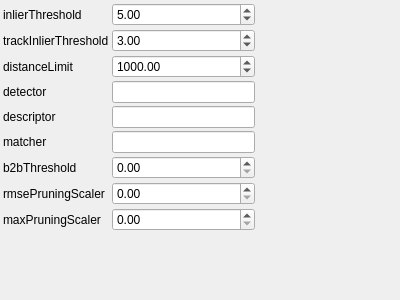
Qt form utils/corestructs/coreWidgets/iterativeReconstructionFeatureSelectionParamsControlWidget.ui (NickPenkrat/corecvs) before a commit.
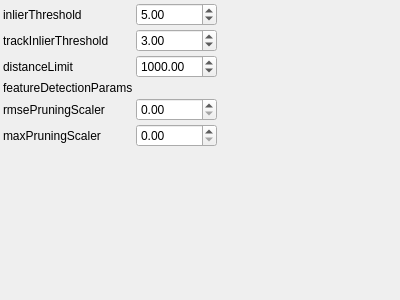
The same form after that commit. Custom widgets are drawn as their Qt base class.

Diff of the .ui file:
```diff
--- a/utils/corestructs/coreWidgets/iterativeReconstructionFeatureSelectionParamsControlWidget.ui
+++ b/utils/corestructs/coreWidgets/iterativeReconstructionFeatureSelectionParamsControlWidget.ui
@@ -101,12 +101,12 @@
     <item row="3" column="0">
      <widget class="QLabel" name="label_3">
        <property name="text">
-         <string>detector</string>
+         <string>featureDetectionParams</string>
        </property>
      </widget>
     </item>
     <item row="3" column="1">
-     <widget class="QLineEdit" name="detectorEdit">
+     <widget class="FeatureDetectionParamsControlWidget" name="featureDetectionParamsControlWidget">
        <property name="toolTip">
          <string>Detector</string>
        </property>
@@ -115,74 +115,32 @@
     <item row="4" column="0">
      <widget class="QLabel" name="label_4">
        <property name="text">
-         <string>descriptor</string>
-       </property>
-     </widget>
-    </item>
-    <item row="4" column="1">
-     <widget class="QLineEdit" name="descriptorEdit">
-       <property name="toolTip">
-         <string>Descriptor</string>
-       </property>
-     </widget>
-    </item>
-    <item row="5" column="0">
-     <widget class="QLabel" name="label_5">
-       <property name="text">
-         <string>matcher</string>
-       </property>
-     </widget>
-    </item>
-    <item row="5" column="1">
-     <widget class="QLineEdit" name="matcherEdit">
-       <property name="toolTip">
-         <string>Matcher</string>
-       </property>
-     </widget>
-    </item>
-    <item row="6" column="0">
-     <widget class="QLabel" name="label_6">
-       <property name="text">
-         <string>b2bThreshold</string>
-       </property>
-     </widget>
-    </item>
-    <item row="6" column="1">
-     <widget class="QDoubleSpinBox" name="b2bThresholdSpinBox">
-       <property name="toolTip">
-         <string>b2b threshold</string>
-       </property>
-     </widget>
-    </item>
-    <item row="7" column="0">
-     <widget class="QLabel" name="label_7">
-       <property name="text">
          <string>rmsePruningScaler</string>
        </property>
      </widget>
     </item>
-    <item row="7" column="1">
+    <item row="4" column="1">
      <widget class="QDoubleSpinBox" name="rmsePruningScalerSpinBox">
        <property name="toolTip">
          <string>RMSE pruning scaler</string>
        </property>
      </widget>
     </item>
-    <item row="8" column="0">
-     <widget class="QLabel" name="label_8">
+    <item row="5" column="0">
+     <widget class="QLabel" name="label_5">
        <property name="text">
          <string>maxPruningScaler</string>
        </property>
      </widget>
     </item>
-    <item row="8" column="1">
+    <item row="5" column="1">
      <widget class="QDoubleSpinBox" name="maxPruningScalerSpinBox">
        <property name="toolTip">
          <string>Max pruning scaler</string>
        </property>
      </widget>
     </item>
-   <item row="9" column="0">
+   <item row="6" column="0">
     <spacer name="verticalSpacer">
      <property name="orientation">
       <enum>Qt::Vertical</enum>
@@ -195,7 +153,7 @@
      </property>
     </spacer>
    </item>
-   <item row="9" column="2">
+   <item row="6" column="2">
     <spacer name="horizontalSpacer">
      <property name="orientation">
       <enum>Qt::Horizontal</enum>
@@ -272,5 +230,11 @@
   <slot>changeParameters()</slot>
  </slots>
  <customwidgets>
+  <customwidget>
+   <class>FeatureDetectionParamsControlWidget</class>
+   <extends>QWidget</extends>
+   <header>featureDetectionParamsControlWidget.h</header>
+   <container>1</container>
+  </customwidget>
  </customwidgets>
 </ui>
```
Left out of the diff: 24 changed lines with no effect on the pictures.
